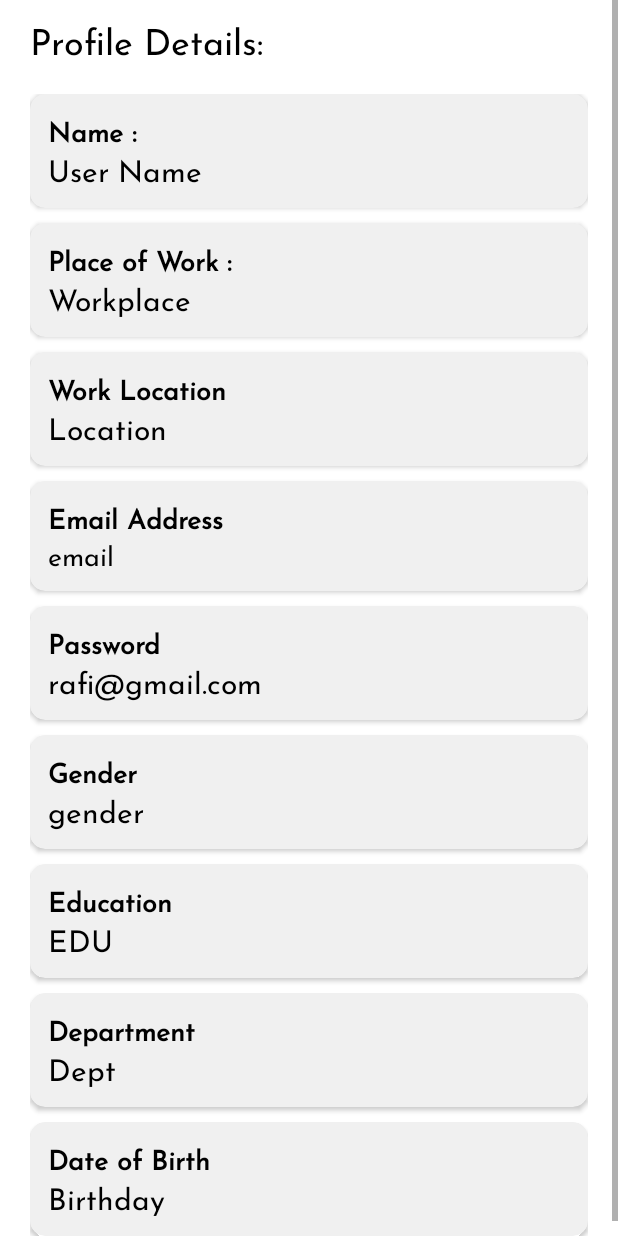
After one commit to AbirHasanOnowy/Niramoy, an Android app: the layout activity_user_profile.xml on its own in the app's theme, with its tools: preview values and no code run, on a phone screen of 412 x 824 dp. The commit adds this screen. Run offline under Robolectric (Android 15) with nearby library versions, the phone set to English and light mode, and no system bars.

Commit message:
User profile and logout for main activity and nurse activity will be added

```diff
--- a/app/src/main/java/com/example/niramoy/MainActivity.java
+++ b/app/src/main/java/com/example/niramoy/MainActivity.java
@@ -6,6 +6,7 @@ import android.os.Bundle;
 import android.view.MenuItem;
 import android.view.View;
 import android.widget.ImageView;
+import android.widget.LinearLayout;
 import android.widget.TextView;
 import android.widget.Toast;
 
@@ -38,6 +39,7 @@ public class MainActivity extends AppCompatActivity {
     FloatingActionButton addButton, addTestButton, addPatientButton,addPrescriptionButton;
     Boolean isVis;
     String uid,position,name,hid,email,dept,education,gender,birthday,password;
+    LinearLayout layoutProfile;
 
     private FirebaseAuth fAuth;
     private FirebaseFirestore fStore;
@@ -164,6 +166,9 @@ public class MainActivity extends AppCompatActivity {
                     case R.id.logOutButton:
                         Toast.makeText(MainActivity.this, "Log out", Toast.LENGTH_SHORT).show();
                         drawerLayout.closeDrawers();
+                        fAuth.signOut();
+                        startActivity(new Intent(MainActivity.this,SignInActivity.class));
+                        finish();
                         break;
 
                     case R.id.policyButton:
@@ -191,6 +196,25 @@ public class MainActivity extends AppCompatActivity {
                 navPositionTextView = findViewById(R.id.navPosition);
                 navNameTextView.setText(name);
                 navPositionTextView.setText(position);
+
+                layoutProfile = findViewById(R.id.drawarHeader);
+                layoutProfile.setOnClickListener(new View.OnClickListener() {
+                    @Override
+                    public void onClick(View v) {
+                        Intent profile = new Intent(MainActivity.this,UserProfileActivity.class);
+                        profile.putExtra("HID",hid);
+                        profile.putExtra("Position",position);
+                        profile.putExtra("Name",name);
+                        profile.putExtra("Email",email);
+                        profile.putExtra("Dept",dept);
+                        profile.putExtra("Pass",password);
+                        profile.putExtra("Edu",education);
+                        profile.putExtra("Gender",gender);
+                        profile.putExtra("Birthday",birthday);
+                        startActivity(profile);
+
+                    }
+                });
             }
         });
     }
--- a/app/src/main/java/com/example/niramoy/NurseMainActivity.java
+++ b/app/src/main/java/com/example/niramoy/NurseMainActivity.java
@@ -8,10 +8,12 @@ import androidx.core.view.GravityCompat;
 import androidx.drawerlayout.widget.DrawerLayout;
 
 import android.app.Activity;
+import android.content.Intent;
 import android.os.Bundle;
 import android.view.MenuItem;
 import android.view.View;
 import android.widget.ImageView;
+import android.widget.LinearLayout;
 import android.widget.TextView;
 import android.widget.Toast;
 
@@ -32,6 +34,7 @@ public class NurseMainActivity extends AppCompatActivity {
     ImageView imageMenu;
     TextView navNameTextView,navPositionTextView;
     String uid,position,name,hid,email,dept,education,gender,birthday,password;
+    LinearLayout layoutProfile;
 
     private FirebaseAuth fAuth;
     private FirebaseFirestore fStore;
@@ -94,6 +97,9 @@ public class NurseMainActivity extends AppCompatActivity {
                     case R.id.logOutButton:
                         Toast.makeText(NurseMainActivity.this,"Log out", Toast.LENGTH_SHORT).show();
                         drawerLayout.closeDrawers();
+                        fAuth.signOut();
+                        startActivity(new Intent(NurseMainActivity.this,SignInActivity.class));
+                        finish();
                         break;
 
                     case R.id.policyButton:
@@ -117,6 +123,25 @@ public class NurseMainActivity extends AppCompatActivity {
                 navPositionTextView = findViewById(R.id.navPosition);
                 navNameTextView.setText(name);
                 navPositionTextView.setText(position);
+
+                layoutProfile = findViewById(R.id.drawarHeader);
+                layoutProfile.setOnClickListener(new View.OnClickListener() {
+                    @Override
+                    public void onClick(View v) {
+                        Intent profile = new Intent(NurseMainActivity.this,UserProfileActivity.class);
+                        profile.putExtra("HID",hid);
+                        profile.putExtra("Position",position);
+                        profile.putExtra("Name",name);
+                        profile.putExtra("Email",email);
+                        profile.putExtra("Dept",dept);
+                        profile.putExtra("Pass",password);
+                        profile.putExtra("Edu",education);
+                        profile.putExtra("Gender",gender);
+                        profile.putExtra("Birthday",birthday);
+                        startActivity(profile);
+
+                    }
+                });
             }
         });
     }
--- /dev/null
+++ b/app/src/main/java/com/example/niramoy/UserProfileActivity.java
@@ -0,0 +1,52 @@
+package com.example.niramoy;
+
+import androidx.appcompat.app.AppCompatActivity;
+
+import android.content.Intent;
+import android.os.Bundle;
+import android.widget.TextView;
+
+public class UserProfileActivity extends AppCompatActivity {
+
+    String hid,position,name,workplace,location,email,password,gender,education,department,birthday;
+    TextView tName,tPosition,tWorkplace,tLocation,tEmail,tPassword,tGender,tEducation,tDepartment,tBitrhday;
+
+    @Override
+    protected void onCreate(Bundle savedInstanceState) {
+        super.onCreate(savedInstanceState);
+        setContentView(R.layout.activity_user_profile);
+
+        Intent userdata = getIntent();
+        hid = userdata.getStringExtra("HID");
+        position = userdata.getStringExtra("Position");
+        name = userdata.getStringExtra("Name");
+        email = userdata.getStringExtra("Email");
+        department = userdata.getStringExtra("Dept");
+        password = userdata.getStringExtra("Pass");
+        education = userdata.getStringExtra("Edu");
+        gender = userdata.getStringExtra("Gender");
+        birthday = userdata.getStringExtra("Birthday");
+
+
+        tName = findViewById(R.id.profileName);
+        tPosition = findViewById(R.id.profileDetailsHeading);
+        tWorkplace = findViewById(R.id.profileWorkplace);
+        tLocation = findViewById(R.id.profileWorkLocation);
+        tEmail = findViewById(R.id.profileEmail);
+        tPassword = findViewById(R.id.profilePassword);
+        tGender = findViewById(R.id.profileGender);
+        tEducation = findViewById(R.id.profileEducation);
+        tDepartment = findViewById(R.id.profileDepartment);
+        tBitrhday = findViewById(R.id.profileDOB);
+
+        tPosition.setText(position+" Details :");
+        tName.setText(name);
+        tEmail.setText(email);
+        tPassword.setText(password);
+        tGender.setText(gender);
+        tEducation.setText(education);
+        tDepartment.setText(department);
+        tBitrhday.setText(birthday);
+
+    }
+}
--- /dev/null
+++ b/app/src/main/res/layout/activity_user_profile.xml
@@ -0,0 +1,322 @@
+<?xml version="1.0" encoding="utf-8"?>
+<androidx.constraintlayout.widget.ConstraintLayout xmlns:android="http://schemas.android.com/apk/res/android"
+    xmlns:app="http://schemas.android.com/apk/res-auto"
+    xmlns:tools="http://schemas.android.com/tools"
+    android:layout_width="match_parent"
+    android:layout_height="match_parent"
+    tools:context=".UserProfileActivity">
+
+    <ScrollView
+        android:layout_width="match_parent"
+        android:layout_height="match_parent">
+
+        <RelativeLayout
+            android:layout_width="match_parent"
+            android:layout_height="match_parent">
+
+            <TextView
+                android:id="@+id/profileDetailsHeading"
+                android:layout_width="match_parent"
+                android:layout_height="wrap_content"
+                android:layout_marginLeft="20dp"
+                android:layout_marginTop="10dp"
+                android:layout_marginRight="20dp"
+                android:text="Profile Details:"
+                android:textColor="@color/black"
+                android:textSize="24sp" />
+
+            <LinearLayout
+                android:layout_width="match_parent"
+                android:layout_height="wrap_content"
+                android:id="@+id/cardContainerLL"
+                android:layout_below="@id/profileDetailsHeading"
+                android:layout_marginLeft="20dp"
+                android:layout_marginTop="20dp"
+                android:layout_marginRight="20dp"
+                android:orientation="vertical">
+
+                <androidx.cardview.widget.CardView
+                    android:layout_width="match_parent"
+                    android:layout_height="wrap_content"
+                    android:backgroundTint="@color/gray2"
+                    app:cardCornerRadius="10dp">
+
+                    <LinearLayout
+                        android:layout_width="match_parent"
+                        android:layout_height="match_parent"
+                        android:orientation="vertical"
+                        android:padding="12dp">
+
+                        <TextView
+                            android:layout_width="match_parent"
+                            android:layout_height="wrap_content"
+                            android:text="Name :"
+                            android:textColor="@color/black"
+                            android:textSize="18sp"
+                            android:textStyle="bold" />
+
+                        <TextView
+                            android:id="@+id/profileName"
+                            android:layout_width="match_parent"
+                            android:layout_height="wrap_content"
+                            android:text="User Name"
+                            android:textColor="@color/black"
+                            android:textSize="20sp" />
+                    </LinearLayout>
+
+                </androidx.cardview.widget.CardView>
+
+                <androidx.cardview.widget.CardView
+                    android:layout_width="match_parent"
+                    android:layout_height="wrap_content"
+                    android:layout_marginTop="10sp"
+                    android:backgroundTint="@color/gray2"
+                    app:cardCornerRadius="10dp">
+
+                    <LinearLayout
+                        android:layout_width="match_parent"
+                        android:layout_height="match_parent"
+                        android:orientation="vertical"
+                        android:padding="12dp">
+
+                        <TextView
+                            android:layout_width="match_parent"
+                            android:layout_height="wrap_content"
+                            android:text="Place of Work :"
+                            android:textColor="@color/black"
+                            android:textSize="18sp"
+                            android:textStyle="bold" />
+
+                        <TextView
+                            android:id="@+id/profileWorkplace"
+                            android:layout_width="match_parent"
+                            android:layout_height="wrap_content"
+                            android:text="Workplace"
+                            android:textColor="@color/black"
+                            android:textSize="20sp" />
+                    </LinearLayout>
+                </androidx.cardview.widget.CardView>
+
+                <androidx.cardview.widget.CardView
+                    android:layout_width="match_parent"
+                    android:layout_height="wrap_content"
+                    android:layout_marginTop="10sp"
+                    android:backgroundTint="@color/gray2"
+                    app:cardCornerRadius="10dp">
+
+                    <LinearLayout
+                        android:layout_width="match_parent"
+                        android:layout_height="match_parent"
+                        android:orientation="vertical"
+                        android:padding="12dp">
+
+                        <TextView
+                            android:layout_width="match_parent"
+                            android:layout_height="wrap_content"
+                            android:text="Work Location"
+                            android:textColor="@color/black"
+                            android:textSize="18sp"
+                            android:textStyle="bold" />
+
+                        <TextView
+                            android:id="@+id/profileWorkLocation"
+                            android:layout_width="match_parent"
+                            android:layout_height="wrap_content"
+                            android:text="Location"
+                            android:textColor="@color/black"
+                            android:textSize="20sp" />
+                    </LinearLayout>
+                </androidx.cardview.widget.CardView>
+
+                <androidx.cardview.widget.CardView
+                    android:layout_width="match_parent"
+                    android:layout_height="wrap_content"
+                    android:layout_marginTop="10sp"
+                    android:backgroundTint="@color/gray2"
+                    app:cardCornerRadius="10dp">
+
+                    <LinearLayout
+                        android:layout_width="match_parent"
+                        android:layout_height="match_parent"
+                        android:orientation="vertical"
+                        android:padding="12dp">
+
+                        <TextView
+                            android:layout_width="match_parent"
+                            android:layout_height="wrap_content"
+                            android:text="Email Address"
+                            android:textColor="@color/black"
+                            android:textSize="18sp"
+                            android:textStyle="bold" />
+
+                        <TextView
+                            android:id="@+id/profileEmail"
+                            android:layout_width="match_parent"
+                            android:layout_height="wrap_content"
+                            android:text="email"
+                            android:textColor="@color/black"
+                            android:textSize="18sp" />
+                    </LinearLayout>
+                </androidx.cardview.widget.CardView>
+
+                <androidx.cardview.widget.CardView
+                    android:layout_width="match_parent"
+                    android:layout_height="wrap_content"
+                    android:layout_marginTop="10sp"
+                    android:backgroundTint="@color/gray2"
+                    app:cardCornerRadius="10dp">
+
+                    <LinearLayout
+                        android:layout_width="match_parent"
+                        android:layout_height="match_parent"
+                        android:orientation="vertical"
+                        android:padding="12dp">
+
+                        <TextView
+                            android:layout_width="match_parent"
+                            android:layout_height="wrap_content"
+                            android:text="Password"
+                            android:textColor="@color/black"
+                            android:textSize="18sp"
+                            android:textStyle="bold" />
+
+                        <TextView
+                            android:id="@+id/profilePassword"
+                            android:layout_width="match_parent"
+                            android:layout_height="wrap_content"
+                            android:text="rafi@gmail.com"
+                            android:textColor="@color/black"
+                            android:textSize="20sp" />
+                    </LinearLayout>
+                </androidx.cardview.widget.CardView>
+
+                <androidx.cardview.widget.CardView
+                    android:layout_width="match_parent"
+                    android:layout_height="wrap_content"
+                    android:layout_marginTop="10sp"
+                    android:backgroundTint="@color/gray2"
+                    app:cardCornerRadius="10dp">
+
+                    <LinearLayout
+                        android:layout_width="match_parent"
+                        android:layout_height="match_parent"
+                        android:orientation="vertical"
+                        android:padding="12dp">
+
+                        <TextView
+                            android:layout_width="match_parent"
+                            android:layout_height="wrap_content"
+                            android:text="Gender"
+                            android:textColor="@color/black"
+                            android:textSize="18sp"
+                            android:textStyle="bold" />
+
+                        <TextView
+                            android:id="@+id/profileGender"
+                            android:layout_width="match_parent"
+                            android:layout_height="wrap_content"
+                            android:text="gender"
+                            android:textColor="@color/black"
+                            android:textSize="20sp" />
+                    </LinearLayout>
+                </androidx.cardview.widget.CardView>
+
+                <androidx.cardview.widget.CardView
+                    android:layout_width="match_parent"
+                    android:layout_height="wrap_content"
+                    android:layout_marginTop="10sp"
+                    android:backgroundTint="@color/gray2"
+                    app:cardCornerRadius="10dp">
+
+                    <LinearLayout
+                        android:layout_width="match_parent"
+                        android:layout_height="match_parent"
+                        android:orientation="vertical"
+                        android:padding="12dp">
+
+                        <TextView
+                            android:layout_width="match_parent"
+                            android:layout_height="wrap_content"
+                            android:text="Education"
+                            android:textColor="@color/black"
+                            android:textSize="18sp"
+                            android:textStyle="bold" />
+
+                        <TextView
+                            android:id="@+id/profileEducation"
+                            android:layout_width="match_parent"
+                            android:layout_height="wrap_content"
+                            android:text="EDU"
+                            android:textColor="@color/black"
+                            android:textSize="20sp" />
+                    </LinearLayout>
+                </androidx.cardview.widget.CardView>
+
+                <androidx.cardview.widget.CardView
+                    android:layout_width="match_parent"
+                    android:layout_height="wrap_content"
+                    android:layout_marginTop="10sp"
+                    android:backgroundTint="@color/gray2"
+                    app:cardCornerRadius="10dp">
+
+                    <LinearLayout
+                        android:layout_width="match_parent"
+                        android:layout_height="match_parent"
+                        android:orientation="vertical"
+                        android:padding="12dp">
+
+                        <TextView
+                            android:layout_width="match_parent"
+                            android:layout_height="wrap_content"
+                            android:text="Department"
+                            android:textColor="@color/black"
+                            android:textSize="18sp"
+                            android:textStyle="bold" />
+
+                        <TextView
+                            android:id="@+id/profileDepartment"
+                            android:layout_width="match_parent"
+                            android:layout_height="wrap_content"
+                            android:text="Dept"
+                            android:textColor="@color/black"
+                            android:textSize="20sp" />
+                    </LinearLayout>
+                </androidx.cardview.widget.CardView>
+
+                <androidx.cardview.widget.CardView
+                    android:layout_width="match_parent"
+                    android:layout_height="wrap_content"
+                    android:layout_marginTop="10sp"
+                    android:layout_marginBottom="10dp"
+                    android:backgroundTint="@color/gray2"
+                    app:cardCornerRadius="10dp">
+
+                    <LinearLayout
+                        android:layout_width="match_parent"
+                        android:layout_height="match_parent"
+                        android:orientation="vertical"
+                        android:padding="12dp">
+
+                        <TextView
+                            android:layout_width="match_parent"
+                            android:layout_height="wrap_content"
+                            android:text="Date of Birth"
+                            android:textColor="@color/black"
+                            android:textSize="18sp"
+                            android:textStyle="bold" />
+
+                        <TextView
+                            android:id="@+id/profileDOB"
+                            android:layout_width="match_parent"
+                            android:layout_height="wrap_content"
+                            android:text="Birthday"
+                            android:textColor="@color/black"
+                            android:textSize="20sp" />
+                    </LinearLayout>
+                </androidx.cardview.widget.CardView>
+            </LinearLayout>
+
+        </RelativeLayout>
+    </ScrollView>
+
+</androidx.constraintlayout.widget.ConstraintLayout>
```
Also changed, not shown: app/src/main/AndroidManifest.xml (+5 -2 lines).
